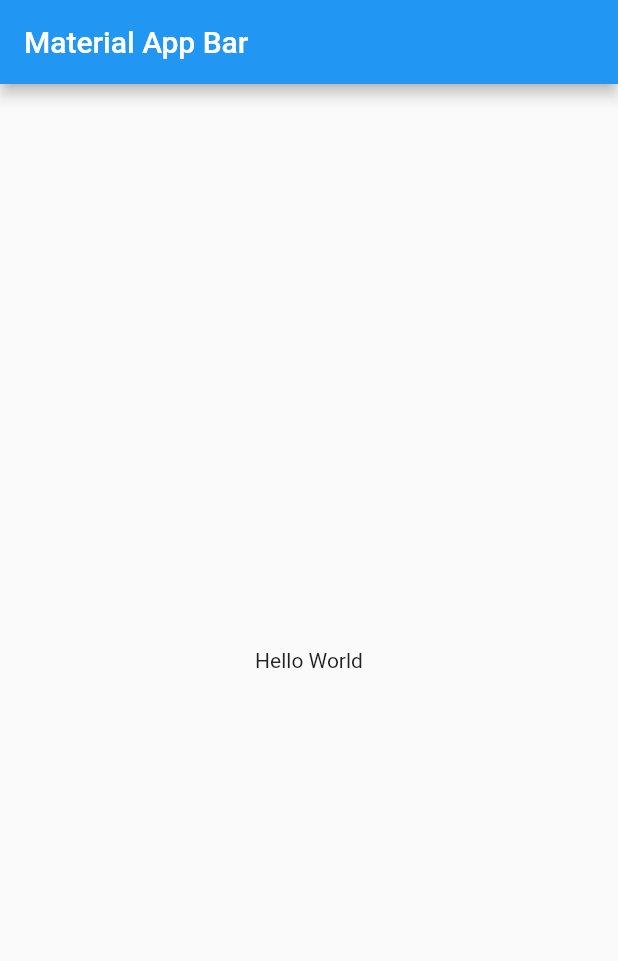
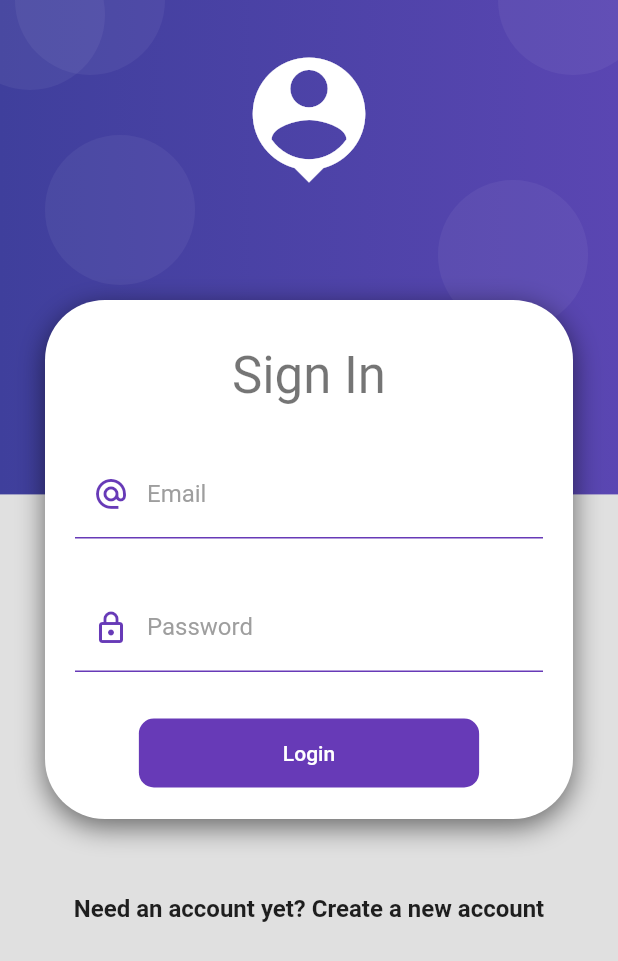
Before and after one commit to prodriguezr/Flutter-ProductsApp, a Flutter app: the screen it shows after launch, on a phone screen of 412 x 824 dp. Shown: the top 961 px of the screen. Run offline on Flutter 3.47's test engine with Material 2 defaults, Android fonts, the phone set to English and light mode, and no system bars.

Commit message:
Login screen and authentication provider added. Missing correct problem with the "validate" property

```diff
--- a/lib/main.dart
+++ b/lib/main.dart
@@ -1,4 +1,5 @@
 import 'package:flutter/material.dart';
+import 'package:products_app/screens/screens.dart';
 
 void main() => runApp(MyApp());
 
@@ -6,16 +7,15 @@ class MyApp extends StatelessWidget {
   @override
   Widget build(BuildContext context) {
     return MaterialApp(
-      title: 'Material App',
-      home: Scaffold(
-        appBar: AppBar(
-          title: Text('Material App Bar'),
-        ),
-        body: Center(
-          child: Container(
-            child: Text('Hello World'),
-          ),
-        ),
+      debugShowCheckedModeBanner: false,
+      title: 'Products App',
+      initialRoute: 'login',
+      routes: {
+        'login': (_) => LoginScreen(),
+        'home': (_) => HomeScreen(),
+      },
+      theme: ThemeData.light().copyWith(
+        scaffoldBackgroundColor: Colors.grey[300],
       ),
     );
   }
--- /dev/null
+++ b/lib/providers/authProvider_provider.dart
@@ -0,0 +1,25 @@
+import 'package:flutter/material.dart';
+
+class AuthProvider extends ChangeNotifier {
+  GlobalKey<FormState> formKey = GlobalKey<FormState>();
+
+  String email = '';
+  String password = '';
+
+  bool _isLoading = false;
+
+  bool get isLoading => _isLoading;
+
+  set isLoading(bool value) {
+    this._isLoading = value;
+    notifyListeners();
+  }
+
+  bool isValidForm() {
+    print(formKey.currentState?.validate());
+
+    print('$email - $password');
+
+    return formKey.currentState?.validate() ?? false;
+  }
+}
--- /dev/null
+++ b/lib/providers/providers.dart
@@ -0,0 +1 @@
+export 'package:products_app/providers/authProvider_provider.dart';
--- /dev/null
+++ b/lib/screens/homeScreen_screen.dart
@@ -0,0 +1,12 @@
+import 'package:flutter/material.dart';
+
+class HomeScreen extends StatelessWidget {
+  @override
+  Widget build(BuildContext context) {
+    return Scaffold(
+      body: Center(
+        child: Text('Home Screen'),
+      ),
+    );
+  }
+}
--- /dev/null
+++ b/lib/screens/loginScreen_screen.dart
@@ -0,0 +1,141 @@
+import 'package:flutter/material.dart';
+import 'package:products_app/providers/providers.dart';
+import 'package:products_app/ui/ui.dart';
+import 'package:products_app/widgets/widgets.dart';
+import 'package:provider/provider.dart';
+
+class LoginScreen extends StatelessWidget {
+  @override
+  Widget build(BuildContext context) {
+    return Scaffold(
+      body: AuthBackground(
+        child: SingleChildScrollView(
+          child: Column(
+            children: [
+              SizedBox(
+                height: 200,
+              ),
+              CardContainer(
+                  child: Column(
+                children: [
+                  SizedBox(
+                    height: 10,
+                  ),
+                  Text(
+                    'Sign In',
+                    style: Theme.of(context).textTheme.headline4,
+                  ),
+                  SizedBox(
+                    height: 30,
+                  ),
+                  ChangeNotifierProvider(
+                    create: (_) => AuthProvider(),
+                    child: _LoginForm(),
+                  ),
+                ],
+              )),
+              SizedBox(
+                height: 50,
+              ),
+              Text(
+                'Need an account yet? Create a new account',
+                style: TextStyle(fontSize: 16, fontWeight: FontWeight.bold),
+              ),
+            ],
+          ),
+        ),
+      ),
+    );
+  }
+}
+
+class _LoginForm extends StatelessWidget {
+  @override
+  Widget build(BuildContext context) {
+    final loginForm = Provider.of<AuthProvider>(context);
+    return Container(
+      key: loginForm.formKey,
+      child: Form(
+        autovalidateMode: AutovalidateMode.onUserInteraction,
+        child: Column(
+          children: [
+            TextFormField(
+              onChanged: (value) {
+                loginForm.email = value;
+              },
+              autocorrect: false,
+              keyboardType: TextInputType.emailAddress,
+              decoration: InputDecorations.authInputDecoration(
+                labelText: 'Email',
+                hintText: 'john.doe@domain.com',
+                prefixIcon: Icon(
+                  Icons.alternate_email_outlined,
+                  color: Colors.deepPurple,
+                ),
+              ),
+              validator: (value) {
+                String pattern =
+                    r'^(([^<>()[\]\\.,;:\s@\"]+(\.[^<>()[\]\\.,;:\s@\"]+)*)|(\".+\"))@((\[[0-9]{1,3}\.[0-9]{1,3}\.[0-9]{1,3}\.[0-9]{1,3}\])|(([a-zA-Z\-0-9]+\.)+[a-zA-Z]{2,}))$';
+                RegExp regExp = new RegExp(pattern);
+
+                return regExp.hasMatch(value ?? '')
+                    ? null
+                    : 'Entered value is not valid';
+              },
+            ),
+            SizedBox(height: 30),
+            TextFormField(
+              onChanged: (value) {
+                loginForm.password = value;
+              },
+              autocorrect: false,
+              obscureText: true,
+              keyboardType: TextInputType.text,
+              decoration: InputDecorations.authInputDecoration(
+                labelText: 'Password',
+                hintText: '******',
+                prefixIcon: Icon(
+                  Icons.lock_outlined,
+                  color: Colors.deepPurple,
+                ),
+              ),
+              validator: (value) {
+                return (value != null && value.length >= 6)
+                    ? null
+                    : 'The password value must be at least 6 characters long';
+              },
+            ),
+            SizedBox(height: 30),
+            MaterialButton(
+                onPressed: loginForm.isLoading
+                    ? null
+                    : () async {
+                        FocusScope.of(context).unfocus();
+
+                        //if (!loginForm.isValidForm()) return;
+
+                        loginForm.isLoading = true;
+
+                        await Future.delayed(Duration(seconds: 4));
+
+                        Navigator.pushReplacementNamed(context, 'home');
+                      },
+                shape: RoundedRectangleBorder(
+                  borderRadius: BorderRadius.circular(10),
+                ),
+                disabledColor: Colors.grey,
+                elevation: 0,
+                color: Colors.deepPurple,
+                child: Container(
+                  padding: EdgeInsets.symmetric(horizontal: 80, vertical: 15),
+                  child: Text(
+                    !loginForm.isLoading ? 'Login' : 'Please wait...',
+                    style: TextStyle(color: Colors.white),
+                  ),
+                )),
+          ],
+        ),
+      ),
+    );
+  }
+}
--- /dev/null
+++ b/lib/screens/screens.dart
@@ -0,0 +1,2 @@
+export 'package:products_app/screens/homeScreen_screen.dart';
+export 'package:products_app/screens/loginScreen_screen.dart';
--- /dev/null
+++ b/lib/ui/inputDescorations_ui.dart
@@ -0,0 +1,24 @@
+import 'package:flutter/material.dart';
+
+class InputDecorations {
+  static InputDecoration authInputDecoration({
+    required String? hintText,
+    required labelText,
+    Widget? prefixIcon,
+  }) {
+    return InputDecoration(
+      enabledBorder: UnderlineInputBorder(
+        borderSide: BorderSide(
+          color: Colors.deepPurple,
+        ),
+      ),
+      focusedBorder: UnderlineInputBorder(
+        borderSide: BorderSide(color: Colors.deepPurple, width: 2),
+      ),
+      hintText: hintText,
+      labelText: labelText,
+      labelStyle: TextStyle(color: Colors.grey),
+      prefixIcon: prefixIcon,
+    );
+  }
+}
--- /dev/null
+++ b/lib/ui/ui.dart
@@ -0,0 +1 @@
+export 'package:products_app/ui/inputDescorations_ui.dart';
--- /dev/null
+++ b/lib/widgets/authBackground_widget.dart
@@ -0,0 +1,102 @@
+import 'package:flutter/material.dart';
+
+class AuthBackground extends StatelessWidget {
+  final Widget child;
+
+  const AuthBackground({Key? key, required this.child}) : super(key: key);
+
+  @override
+  Widget build(BuildContext context) {
+    return Container(
+      width: double.infinity,
+      height: double.infinity,
+      child: Stack(
+        children: [
+          _PurpleBox(),
+          _HeaderIcon(),
+          this.child,
+        ],
+      ),
+    );
+  }
+}
+
+class _HeaderIcon extends StatelessWidget {
+  @override
+  Widget build(BuildContext context) {
+    return SafeArea(
+      child: Container(
+        margin: EdgeInsets.only(top: 30),
+        width: double.infinity,
+        child: Icon(
+          Icons.person_pin,
+          color: Colors.white,
+          size: 100,
+        ),
+      ),
+    );
+  }
+}
+
+class _PurpleBox extends StatelessWidget {
+  const _PurpleBox({Key? key}) : super(key: key);
+
+  @override
+  Widget build(BuildContext context) {
+    final size = MediaQuery.of(context).size;
+
+    return Container(
+      width: double.infinity,
+      height: size.height * 0.40,
+      decoration: _purpleBackgroud(),
+      child: Stack(
+        children: [
+          Positioned(
+            child: _Bubble(),
+            top: 90,
+            left: 30,
+          ),
+          Positioned(
+            child: _Bubble(),
+            top: -40,
+            left: -30,
+          ),
+          Positioned(
+            child: _Bubble(),
+            top: -50,
+            right: -20,
+          ),
+          Positioned(
+            child: _Bubble(),
+            top: -50,
+            left: 10,
+          ),
+          Positioned(
+            child: _Bubble(),
+            top: 120,
+            right: 20,
+          ),
+        ],
+      ),
+    );
+  }
+
+  BoxDecoration _purpleBackgroud() => BoxDecoration(
+          gradient: LinearGradient(colors: [
+        Color.fromRGBO(63, 63, 156, 1),
+        Color.fromRGBO(90, 70, 178, 1),
+      ]));
+}
+
+class _Bubble extends StatelessWidget {
+  @override
+  Widget build(BuildContext context) {
+    return Container(
+      width: 100,
+      height: 100,
+      decoration: BoxDecoration(
+          borderRadius: BorderRadius.circular(100),
+          color: Color.fromRGBO(255, 255, 255, 0.05)),
+    );
+  }
+}
--- /dev/null
+++ b/lib/widgets/cardContainer_widget.dart
@@ -0,0 +1,28 @@
+import 'package:flutter/material.dart';
+
+class CardContainer extends StatelessWidget {
+  final Widget child;
+
+  const CardContainer({Key? key, required this.child}) : super(key: key);
+
+  @override
+  Widget build(BuildContext context) {
+    return Padding(
+      padding: EdgeInsets.symmetric(horizontal: 30),
+      child: Container(
+        width: double.infinity,
+        padding: EdgeInsets.all(20),
+        decoration: _createCardShape(),
+        child: this.child,
+      ),
+    );
+  }
+
+  BoxDecoration _createCardShape() => BoxDecoration(
+          color: Colors.white,
+          borderRadius: BorderRadius.circular(40),
+          boxShadow: [
+            BoxShadow(
+                color: Colors.black54, blurRadius: 15, offset: Offset(0, 5)),
+          ]);
+}
--- /dev/null
+++ b/lib/widgets/widgets.dart
@@ -0,0 +1,2 @@
+export 'package:products_app/widgets/authBackground_widget.dart';
+export 'package:products_app/widgets/cardContainer_widget.dart';
```
Also changed, not shown: pubspec.yaml (+2 -10 lines), pubspec.lock, 1 other file.
